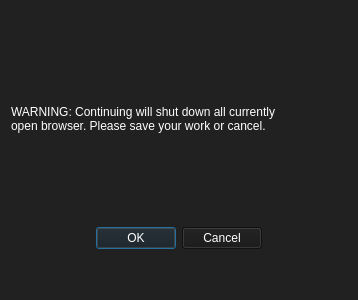
First picture: the form in ui/alertPopup.ui, repository HowePersonal/DistractionBlocker, before the edit.
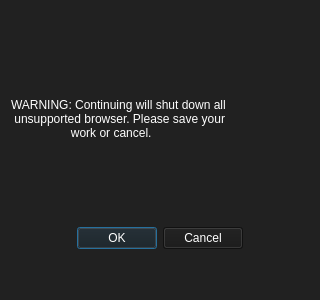
Second picture: the form after the edit.

What changed in the file:
```diff
--- a/ui/alertPopup.ui
+++ b/ui/alertPopup.ui
@@ -6,7 +6,7 @@
    <rect>
     <x>0</x>
     <y>0</y>
-    <width>358</width>
+    <width>320</width>
     <height>300</height>
    </rect>
   </property>
@@ -56,8 +56,9 @@
 </string>
      </property>
      <property name="text">
-      <string>WARNING: Continuing will shut down all currently 
-open browser. Please save your work or cancel.</string>
+      <string>WARNING: Continuing will shut down all 
+ unsupported browser. Please save your
+                  work or cancel.</string>
      </property>
     </widget>
    </item>
```
